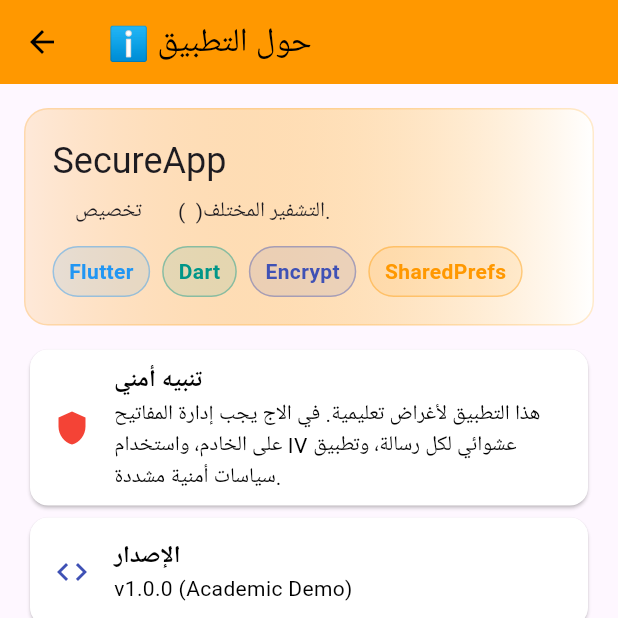
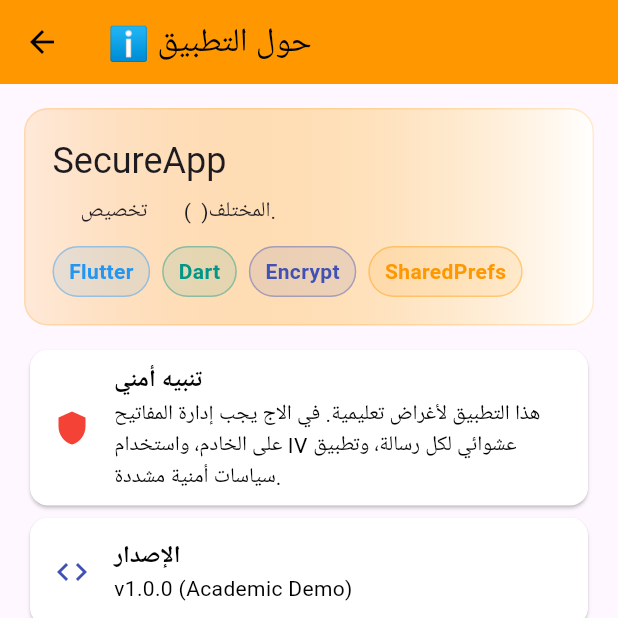
Before and after one commit to hashedalmaswi/my-project, a Flutter app: the AboutPage screen opened directly, on a phone screen of 412 x 824 dp, the top half of it. Run offline on Flutter 3.47's test engine with Material 3 defaults, Android fonts, the phone set to English and light mode, and no system bars; our stand-ins replace shared_preferences; missing offline and left inert: encrypt; accounts and stored records are empty.

```diff
--- a/lib/about_page.dart
+++ b/lib/about_page.dart
@@ -50,7 +50,7 @@ class AboutPage extends StatelessWidget {
                 Text('SecureApp', style: Theme.of(context).textTheme.headlineSmall),
                 const SizedBox(height: 8),
                 const Text(
-                  '    التشفير المختلف(  ) '
+                  '     المختلف(  ) '
                       '      تخصيص.',
                 ),
                 const SizedBox(height: 12),
```
